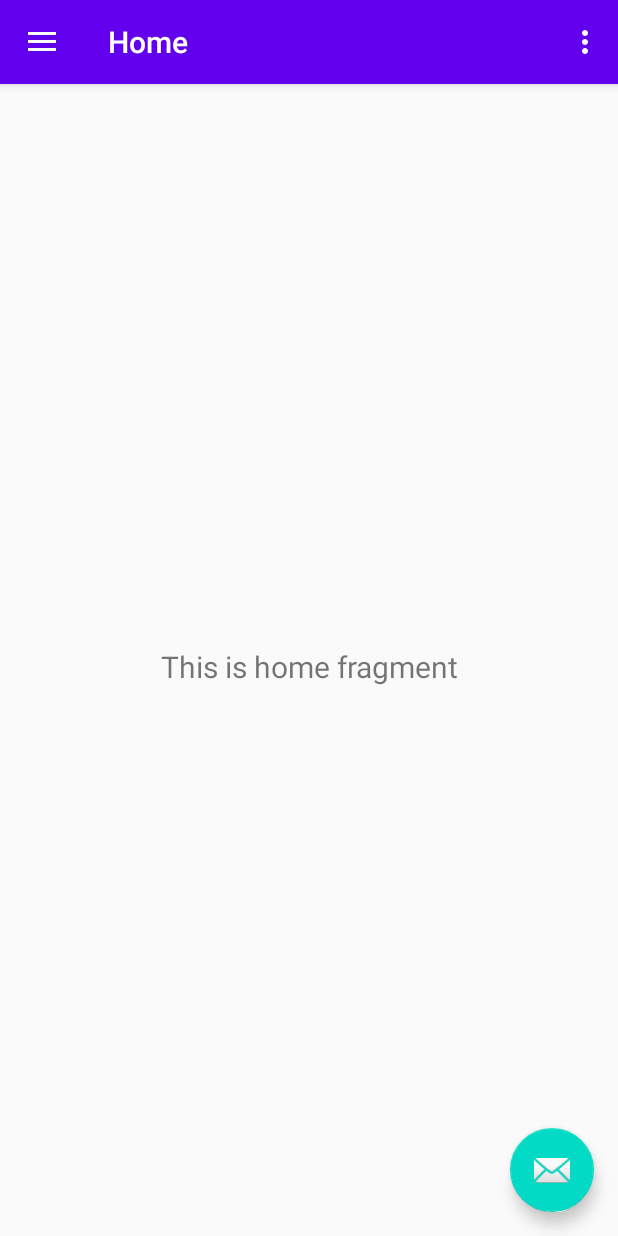
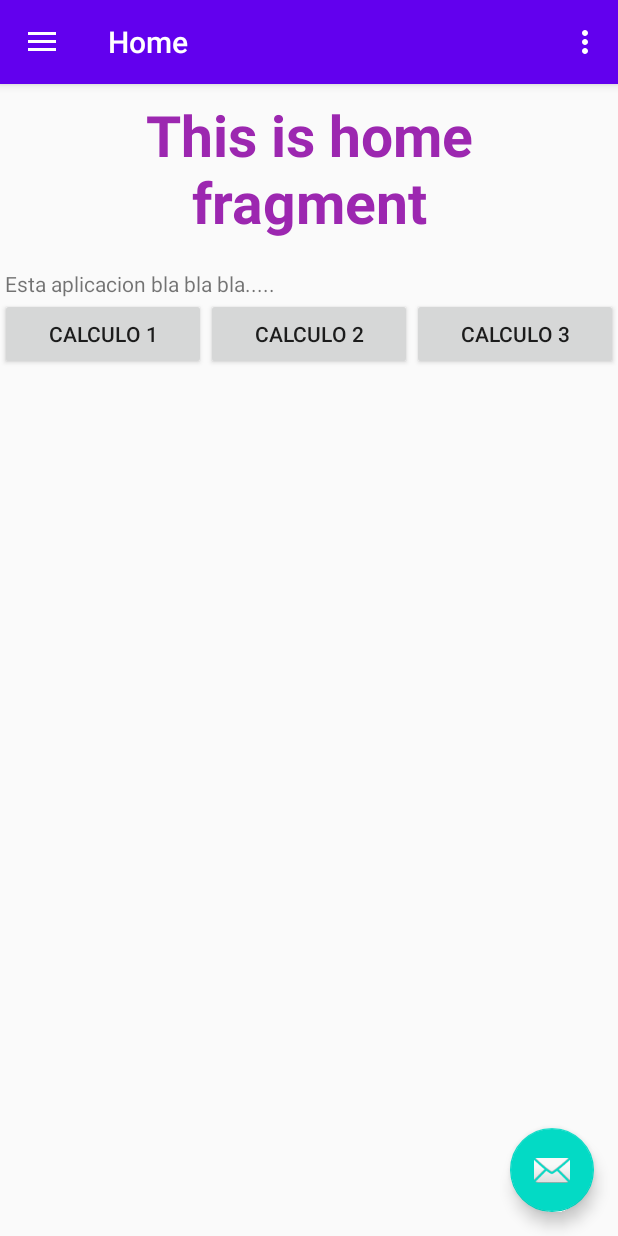
Before and after one commit to JJSSGGDD/PetroleumCalculatorFinal, an Android app: the screen it shows after launch (MainActivity), on a phone screen of 412 x 824 dp. Run offline under Robolectric (Android 15) with nearby library versions, the phone set to English and light mode, and no system bars; our stand-ins replace navigation-ui.

Commit message:
CONFIGURANDO LOS LINK DEL HOME

```diff
--- a/app/src/main/res/layout/fragment_home.xml
+++ b/app/src/main/res/layout/fragment_home.xml
@@ -1,22 +1,62 @@
 <?xml version="1.0" encoding="utf-8"?>
-<android.support.constraint.ConstraintLayout xmlns:android="http://schemas.android.com/apk/res/android"
+<LinearLayout xmlns:android="http://schemas.android.com/apk/res/android"
     xmlns:app="http://schemas.android.com/apk/res-auto"
     xmlns:tools="http://schemas.android.com/tools"
     android:layout_width="match_parent"
     android:layout_height="match_parent"
+    android:orientation="vertical"
     tools:context=".ui.home.HomeFragment">
 
     <TextView
         android:id="@+id/text_home"
+        style="@style/Widget.AppCompat.TextView.SpinnerItem"
         android:layout_width="match_parent"
         android:layout_height="wrap_content"
         android:layout_marginStart="8dp"
         android:layout_marginTop="8dp"
         android:layout_marginEnd="8dp"
+        android:text="CALCULOS DE ECUACIONES EN EL SECTOR PETROLERO"
         android:textAlignment="center"
-        android:textSize="20sp"
-        app:layout_constraintBottom_toBottomOf="parent"
-        app:layout_constraintEnd_toEndOf="parent"
-        app:layout_constraintStart_toStartOf="parent"
-        app:layout_constraintTop_toTopOf="parent" />
-</android.support.constraint.ConstraintLayout>
+        android:textColor="#9C27B0"
+        android:textSize="38sp"
+        android:textStyle="bold" />
+
+    <TextView
+        android:id="@+id/textView6"
+        android:layout_width="match_parent"
+        android:layout_height="wrap_content" />
+
+    <TextView
+        android:id="@+id/textView7"
+        android:layout_width="match_parent"
+        android:layout_height="wrap_content"
+        android:text=" Esta aplicacion bla bla bla....." />
+
+    <LinearLayout
+        android:layout_width="match_parent"
+        android:layout_height="match_parent"
+        android:orientation="horizontal">
+
+        <Button
+            android:id="@+id/button"
+            android:layout_width="wrap_content"
+            android:layout_height="wrap_content"
+            android:layout_weight="1"
+            android:text="CALCULO 1" />
+
+        <Button
+            android:id="@+id/button2"
+            android:layout_width="wrap_content"
+            android:layout_height="wrap_content"
+            android:layout_weight="1"
+            android:text="CALCULO 2" />
+
+        <Button
+            android:id="@+id/button3"
+            android:layout_width="wrap_content"
+            android:layout_height="wrap_content"
+            android:layout_weight="1"
+            android:text="CALCULO 3" />
+    </LinearLayout>
+
+</LinearLayout>
```
Also changed, not shown: app/src/main/java/com/example/petroleumcalculator/ui/gravedadapi/GravedadApiFragment.java (+26 -3 lines), app/src/main/java/com/example/petroleumcalculator/ui/gravedadespecifica/GravedadEspecificaFragment.java (+10 -1 lines), app/src/main/java/com/example/petroleumcalculator/ui/numerodereynolds/NumeroDeReynoldsFragment.java (+52 -26 lines), app/src/main/res/layout/fragment_gravedad_api.xml (+8 -0 lines), app/src/main/res/layout/fragment_numero_de_reynolds.xml (+25 -19 lines), 1 other file.
